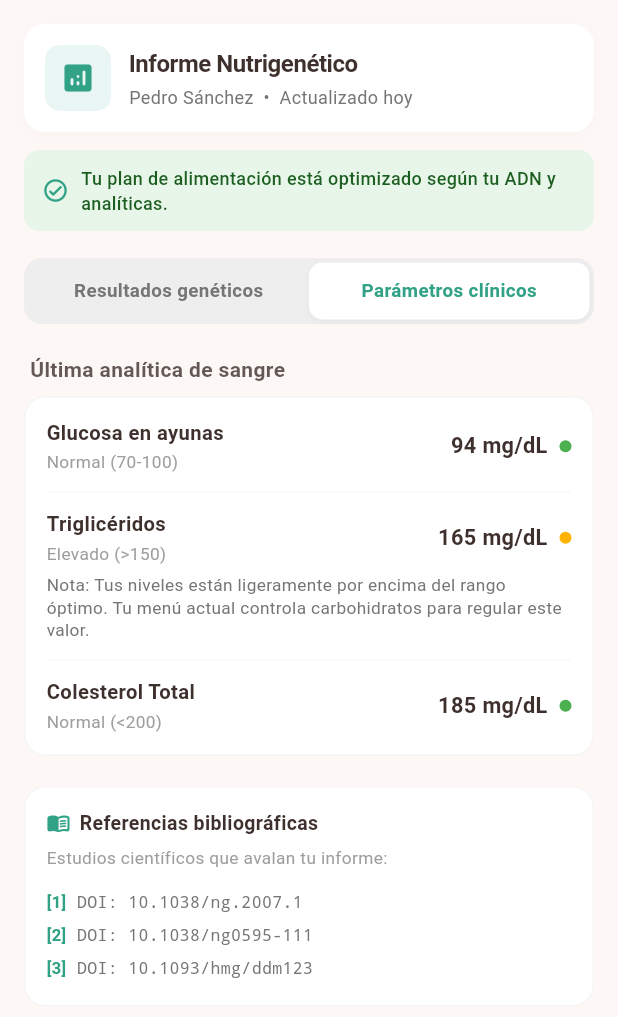
After one commit to FelipeVelandia/HealthUp, a Flutter app: the ReportPage screen opened by its route, after a tap on "Parámetros clínicos", on a phone screen of 412 x 824 dp. The commit adds this screen. Shown: the top 1017 px of the screen. Run offline on Flutter 3.47's test engine with Material 3 defaults, Android fonts, the phone set to English and light mode, and no system bars; our stand-ins replace cloud_firestore, firebase_auth, firebase_core, flutter_svg, font_awesome_flutter, go_router and 1 more; accounts and stored records are empty.

Commit message:
feat: implementar pantalla de informe nutrigenético interactivo para el paciente

```diff
--- a/lib/routes.dart
+++ b/lib/routes.dart
@@ -3,6 +3,7 @@ import "package:go_router/go_router.dart";
 import "package:nutrialg_life/screens/account/account_page.dart";
 import "package:nutrialg_life/screens/exercise_registration/exercise_registration_page.dart";
 import "package:nutrialg_life/screens/diet/details_page.dart";
+import "package:nutrialg_life/screens/reports/report_page.dart";
 import "package:nutrialg_life/screens/screens.dart";
 import "package:nutrialg_life/services/database_service.dart";
 import 'package:nutrialg_life/screens/daily/daily_page.dart';
@@ -93,7 +94,11 @@ GoRouter getRouter(BuildContext context) {
       GoRoute(
         path: '/daily',
         builder: (context, state) => DailyPage(),
-      )
+      ),
+      GoRoute(
+        path: '/report',
+        builder: (context, state) => const ReportPage(),
+      ),
     ],
 
     // Lógica de redirección (Auth Guard)
--- a/lib/screens/home/home_page.dart
+++ b/lib/screens/home/home_page.dart
@@ -32,7 +32,9 @@ class HomePage extends StatelessWidget {
                     ? "Registrar Actividad Física"
                     : currentPath == "/progress"
                         ? "HealthUp"
-                        : "Por defecto"),
+                        : currentPath == "/report"
+                            ? "Mi Informe" // <-- Agregamos el título dinámico para el informe
+                            : "Por defecto"),
         foregroundColor: scheme.primary,
         centerTitle: true,
         actions: [
@@ -88,21 +90,32 @@ class HomePage extends StatelessWidget {
           children: [
             IconButton(
                 onPressed: () => changePath(context, "/progress"),
-                icon: const Icon(
+                icon: Icon(
                   FontAwesomeIcons.house,
                   size: 25,
+                  color: currentPath == "/progress" ? const Color(0xFF32A287) : null, // Opcional: Ilumina si está activo
                 )),
             IconButton(
                 onPressed: () => changePath(context, "/diet"),
-                icon: const Icon(
+                icon: Icon(
                   FontAwesomeIcons.appleWhole,
                   size: 25,
+                  color: currentPath == "/diet" ? const Color(0xFF32A287) : null,
                 )),
             IconButton(
                 onPressed: () => changePath(context, "/genomics"),
-                icon: const Icon(
+                icon: Icon(
                   FontAwesomeIcons.dna,
                   size: 25,
+                  color: currentPath == "/genomics" ? const Color(0xFF32A287) : null,
+                )),
+            // --- NUEVO BOTÓN: INFORME NUTRIGENÉTICO ---
+            IconButton(
+                onPressed: () => changePath(context, "/report"),
+                icon: Icon(
+                  FontAwesomeIcons.fileLines, // Icono de informe/documento amigable
+                  size: 25,
+                  color: currentPath == "/report" ? const Color(0xFF32A287) : null,
                 )),
           ],
         ),
--- /dev/null
+++ b/lib/screens/reports/report_page.dart
@@ -0,0 +1,380 @@
+import 'package:flutter/material.dart';
+
+class ReportPage extends StatefulWidget {
+  const ReportPage({super.key});
+
+  @override
+  State<ReportPage> createState() => _ReportPageState();
+}
+
+class _ReportPageState extends State<ReportPage> {
+  bool _mostrarResultadosGenetics = true;
+
+  // Lista estática de los genes reales basados en tu captura con su traducción amigable
+  final List<Map<String, String>> _genesData = [
+    {
+      "nombre": "HLA-DQ (2.5/8)",
+      "tecnico": "Presentación de péptidos del gluten al sistema inmune.",
+      "paciente": "Este marcador evalúa cómo reacciona tu sistema inmune ante el gluten. No significa que seas celíaco, pero nos ayuda a saber si procesas mejor los granos antiguos o si es preferible reducir el trigo en tu menú diario.",
+    },
+    {
+      "nombre": "MC4R (rs17782313)",
+      "tecnico": "Receptor de melanocortina 4, regulación del hambre.",
+      "paciente": "Es conocido como el 'gen del apetito'. Influye en la velocidad con la que tu cerebro recibe la señal de saciedad. Tu plan incluye alimentos con alta densidad de fibra para ayudarte a sentirte lleno por más tiempo de forma natural.",
+    },
+    {
+      "nombre": "MCM6 (-13910C*T)",
+      "tecnico": "Regula la expresión de la lactasa (LCT) en el intestino adulto.",
+      "paciente": "Este gen determina la capacidad de tu cuerpo para seguir produciendo lactasa en la edad adulta. Nos dice qué tan tolerante eres a los lácteos tradicionales para decidir si priorizamos opciones deslactosadas o vegetales.",
+    },
+    {
+      "nombre": "MTHFR (C677T)",
+      "tecnico": "Convierte 5,10-metilentetrahidrofolato en 5-metiltetrahidrofolato.",
+      "paciente": "Se encarga de cómo tu cuerpo procesa el ácido fólico (Vitamina B9) y limpia toxinas. Una variante aquí significa que te beneficias enormemente de hojas verdes oscuras (espinacas, brócoli) para mantener tu energía al máximo.",
+    },
+    {
+      "nombre": "TCF7L2 (rs7903146)",
+      "tecnico": "Factor de transcripción de la vía Wnt, regulación de insulina.",
+      "paciente": "Este marcador se vincula directamente con la sensibilidad a la glucosa y la eficacia de la insulina. Por esta razón, tu nutricionista controla los picos de azúcar en tus comidas, distribuyendo los carbohidratos de forma inteligente.",
+    },
+    {
+      "nombre": "VDR (FokI)",
+      "tecnico": "Receptor de vitamina D, media los efectos celulares.",
+      "paciente": "Controla qué tan eficiente es tu cuerpo absorbiendo la Vitamina D a nivel celular, un pilar para tus huesos y defensas. Tu plan busca optimizar esto mediante grasas saludables, exposición solar controlada o alimentos específicos.",
+    },
+  ];
+
+  // Función para mostrar la explicación al paciente de forma moderna desde abajo
+  void _mostrarExplicacionGen(BuildContext context, Map<String, String> gen) {
+    showModalBottomSheet(
+      context: context,
+      backgroundColor: Colors.white,
+      shape: const RoundedRectangleBorder(
+        borderRadius: BorderRadius.vertical(top: Radius.circular(20)),
+      ),
+      builder: (context) {
+        return Padding(
+          padding: const EdgeInsets.all(24.0),
+          child: Column(
+            mainAxisSize: MainAxisSize.min,
+            crossAxisAlignment: CrossAxisAlignment.start,
+            children: [
+              // Línea estética superior del BottomSheet
+              Center(
+                child: Container(
+                  width: 40,
+                  height: 4,
+                  decoration: BoxDecoration(color: Colors.grey.shade300, borderRadius: BorderRadius.circular(2)),
+                ),
+              ),
+              const SizedBox(height: 18),
+              Row(
+                children: [
+                  const Icon(Icons.dns_rounded, color: Color(0xFF32A287), size: 24),
+                  const SizedBox(width: 8),
+                  Text(
+                    gen["nombre"]!,
+                    style: const TextStyle(fontSize: 18, fontWeight: FontWeight.bold, color: Color(0xFF3E302D)),
+                  ),
+                ],
+              ),
+              const SizedBox(height: 12),
+              Text(
+                "Descripción técnica (Médico):",
+                style: TextStyle(fontSize: 12, fontWeight: FontWeight.bold, color: Colors.grey.shade500, letterSpacing: 0.5),
+              ),
+              const SizedBox(height: 4),
+              Text(
+                gen["tecnico"]!,
+                style: TextStyle(fontSize: 13, color: Colors.grey.shade700, fontStyle: FontStyle.italic),
+              ),
+              const SizedBox(height: 16),
+              const Divider(height: 1),
+              const SizedBox(height: 16),
+              Text(
+                "¿Qué significa para ti?",
+                style: const TextStyle(fontSize: 14, fontWeight: FontWeight.bold, color: Color(0xFF32A287)),
+              ),
+              const SizedBox(height: 6),
+              Text(
+                gen["paciente"]!,
+                style: const TextStyle(fontSize: 13.5, color: Color(0xFF3E302D), height: 1.45),
+              ),
+              const SizedBox(height: 24),
+            ],
+          ),
+        );
+      },
+    );
+  }
+
+  @override
+  Widget build(BuildContext context) {
+    const Color txtColorPrincipal = Color(0xFF3E302D);
+    const Color greenPrimary = Color(0xFF32A287);
+    const Color bgCrema = Color(0xFFFDF8F5);
+
+    return Scaffold(
+      backgroundColor: bgCrema,
+      body: SafeArea(
+        child: SingleChildScrollView(
+          padding: const EdgeInsets.symmetric(horizontal: 16.0, vertical: 16.0),
+          child: Column(
+            crossAxisAlignment: CrossAxisAlignment.start,
+            children: [
+              // 1. ENCABEZADO
+              Container(
+                padding: const EdgeInsets.all(14),
+                decoration: BoxDecoration(
+                  color: Colors.white,
+                  borderRadius: BorderRadius.circular(14),
+                  boxShadow: [BoxShadow(color: Colors.black.withOpacity(0.015), blurRadius: 8, offset: const Offset(0, 2))],
+                ),
+                child: Row(
+                  children: [
+                    Container(
+                      padding: const EdgeInsets.all(10),
+                      decoration: BoxDecoration(color: greenPrimary.withOpacity(0.1), borderRadius: BorderRadius.circular(10)),
+                      child: const Icon(Icons.analytics_rounded, color: greenPrimary, size: 24),
+                    ),
+                    const SizedBox(width: 12),
+                    Expanded(
+                      child: Column(
+                        crossAxisAlignment: CrossAxisAlignment.start,
+                        children: [
+                          const Text("Informe Nutrigenético", style: TextStyle(fontSize: 16, fontWeight: FontWeight.bold, color: txtColorPrincipal, letterSpacing: -0.3)),
+                          const SizedBox(height: 2),
+                          Text("Pedro Sánchez  •  Actualizado hoy", style: TextStyle(color: Colors.grey.shade600, fontSize: 12)),
+                        ],
+                      ),
+                    ),
+                  ],
+                ),
+              ),
+              const SizedBox(height: 12),
+
+              // 2. BANNER DE RECOMENDACIÓN
+              Container(
+                padding: const EdgeInsets.symmetric(horizontal: 12, vertical: 10),
+                decoration: BoxDecoration(color: const Color(0xFFE8F5E9), borderRadius: BorderRadius.circular(10)),
+                child: Row(
+                  children: [
+                    const Icon(Icons.check_circle_outline_rounded, color: greenPrimary, size: 18),
+                    const SizedBox(width: 8),
+                    Expanded(
+                      child: Text("Tu plan de alimentación está optimizado según tu ADN y analíticas.", style: TextStyle(color: Colors.green.shade900, fontSize: 12, fontWeight: FontWeight.w500)),
+                    ),
+                  ],
+                ),
+              ),
+              const SizedBox(height: 18),
+
+              // 3. SELECTOR DE PESTAÑAS
+              Container(
+                padding: const EdgeInsets.all(3),
+                decoration: BoxDecoration(color: Colors.grey.shade200, borderRadius: BorderRadius.circular(12)),
+                child: Row(
+                  children: [
+                    _buildTabButton("Resultados genéticos", _mostrarResultadosGenetics, greenPrimary, () => setState(() => _mostrarResultadosGenetics = true)),
+                    _buildTabButton("Parámetros clínicos", !_mostrarResultadosGenetics, greenPrimary, () => setState(() => _mostrarResultadosGenetics = false)),
+                  ],
+                ),
+              ),
+              const SizedBox(height: 20),
+
+              // 4. CONTENIDO DINÁMICO
+              _mostrarResultadosGenetics
+                  ? _buildResultadosGeneticosMobile(txtColorPrincipal, greenPrimary)
+                  : _buildParametrosClinicosMaqueta(txtColorPrincipal),
+
+              const SizedBox(height: 20),
+
+              // 5. REFERENCIAS
+              _buildReferenciasMobile(txtColorPrincipal, greenPrimary),
+            ],
+          ),
+        ),
+      ),
+    );
+  }
+
+  Widget _buildTabButton(String text, bool activo, Color brandColor, VoidCallback onTap) {
+    return Expanded(
+      child: GestureDetector(
+        onTap: onTap,
+        child: Container(
+          padding: const EdgeInsets.symmetric(vertical: 10),
+          decoration: BoxDecoration(
+            color: activo ? Colors.white : Colors.transparent,
+            borderRadius: BorderRadius.circular(9),
+            boxShadow: activo ? [BoxShadow(color: Colors.black.withOpacity(0.04), blurRadius: 3, offset: const Offset(0, 1))] : [],
+          ),
+          child: Text(
+            text,
+            textAlign: TextAlign.center,
+            style: TextStyle(fontWeight: FontWeight.bold, fontSize: 12.5, color: activo ? brandColor : Colors.grey.shade600),
+          ),
+        ),
+      ),
+    );
+  }
+
+  // --- VISTA 1: GENÉTICA CON INTEGRACIÓN REAL E INTERACTIVA ---
+  Widget _buildResultadosGeneticosMobile(Color txtColor, Color brandColor) {
+    return Column(
+      crossAxisAlignment: CrossAxisAlignment.start,
+      children: [
+        Padding(
+          padding: const EdgeInsets.only(left: 4, bottom: 8),
+          child: Row(
+            mainAxisAlignment: MainAxisAlignment.spaceBetween,
+            children: [
+              Text("Marcadores Analizados", style: TextStyle(fontSize: 14, fontWeight: FontWeight.bold, color: txtColor.withOpacity(0.8))),
+              Text("Toca para entenderlos", style: TextStyle(fontSize: 11, color: brandColor, fontWeight: FontWeight.w500)),
+            ],
+          ),
+        ),
+        Container(
+          decoration: BoxDecoration(
+            color: Colors.white,
+            borderRadius: BorderRadius.circular(14),
+            border: Border.all(color: Colors.grey.shade100),
+          ),
+          child: ListView.separated(
+            shrinkWrap: true,
+            physics: const NeverScrollableScrollPhysics(),
+            itemCount: _genesData.length,
+            separatorBuilder: (context, index) => Divider(height: 1, color: Colors.grey.shade100),
+            itemBuilder: (context, index) {
+              final gen = _genesData[index];
+              return InkWell(
+                onTap: () => _mostrarExplicacionGen(context, gen),
+                borderRadius: BorderRadius.circular(14),
+                child: Padding(
+                  padding: const EdgeInsets.symmetric(horizontal: 14, vertical: 12),
+                  child: Row(
+                    children: [
+                      // Icono genético sutil del lado izquierdo idéntico al estilo de tu captura
+                      const Icon(Icons.import_export_rounded, color: Color(0xFF32A287), size: 20),
+                      const SizedBox(width: 12),
+                      Expanded(
+                        child: Column(
+                          crossAxisAlignment: CrossAxisAlignment.start,
+                          children: [
+                            Text(
+                              gen["nombre"]!,
+                              style: TextStyle(fontSize: 13.5, fontWeight: FontWeight.bold, color: txtColor),
+                            ),
+                            const SizedBox(height: 2),
+                            Text(
+                              gen["tecnico"]!,
+                              style: TextStyle(fontSize: 11.5, color: Colors.grey.shade600),
+                              maxLines: 1,
+                              overflow: TextOverflow.ellipsis, // Si es muy largo se corta sutilmente
+                            ),
+                          ],
+                        ),
+                      ),
+                      Icon(Icons.info_outline_rounded, color: Colors.grey.shade400, size: 18),
+                    ],
+                  ),
+                ),
+              );
+            },
+          ),
+        ),
+      ],
+    );
+  }
+
+  // --- VISTA 2: MAQUETA CLÍNICA ESTÁTICA ---
+  Widget _buildParametrosClinicosMaqueta(Color txtColor) {
+    return Column(
+      crossAxisAlignment: CrossAxisAlignment.start,
+      children: [
+        Padding(
+          padding: const EdgeInsets.only(left: 4, bottom: 8),
+          child: Text("Última analítica de sangre", style: TextStyle(fontSize: 14, fontWeight: FontWeight.bold, color: txtColor.withOpacity(0.8))),
+        ),
+        Container(
+          padding: const EdgeInsets.all(14),
+          decoration: BoxDecoration(color: Colors.white, borderRadius: BorderRadius.circular(14), border: Border.all(color: Colors.grey.shade100)),
+          child: Column(
+            crossAxisAlignment: CrossAxisAlignment.start,
+            children: [
+              _buildClinicoItem("Glucosa en ayunas", "94 mg/dL", "Normal (70-100)", Colors.green),
+              const Divider(height: 24, color: Color(0xFFFDF8F5)),
+              _buildClinicoItem("Triglicéridos", "165 mg/dL", "Elevado (>150)", const Color(0xFFFFB300)),
+              const SizedBox(height: 6),
+              Text("Nota: Tus niveles están ligeramente por encima del rango óptimo. Tu menú actual controla carbohidratos para regular este valor.", style: TextStyle(fontSize: 11.5, color: Colors.grey.shade600, height: 1.3)),
+              const Divider(height: 24, color: Color(0xFFFDF8F5)),
+              _buildClinicoItem("Colesterol Total", "185 mg/dL", "Normal (<200)", Colors.green),
+            ],
+          ),
+        ),
+      ],
+    );
+  }
+
+  Widget _buildClinicoItem(String titulo, String valor, String rango, Color estadoColor) {
+    return Row(
+      mainAxisAlignment: MainAxisAlignment.spaceBetween,
+      children: [
+        Column(
+          crossAxisAlignment: CrossAxisAlignment.start,
+          children: [
+            Text(titulo, style: const TextStyle(fontSize: 13.5, fontWeight: FontWeight.bold, color: Color(0xFF3E302D))),
+            const SizedBox(height: 2),
+            Text(rango, style: TextStyle(fontSize: 11.5, color: Colors.grey.shade500)),
+          ],
+        ),
+        Row(
+          children: [
+            Text(valor, style: const TextStyle(fontSize: 14.5, fontWeight: FontWeight.bold, color: Color(0xFF3E302D))),
+            const SizedBox(width: 8),
+            Container(width: 8, height: 8, decoration: BoxDecoration(color: estadoColor, shape: BoxShape.circle)),
+          ],
+        )
+      ],
+    );
+  }
+
+  // --- VISTA 3: REFERENCIAS ---
+  Widget _buildReferenciasMobile(Color txtColor, Color brandColor) {
+    return Container(
+      padding: const EdgeInsets.all(14),
+      decoration: BoxDecoration(color: Colors.white, borderRadius: BorderRadius.circular(14), border: Border.all(color: Colors.grey.shade100)),
+      child: Column(
+        crossAxisAlignment: CrossAxisAlignment.start,
+        children: [
+          Row(
+            children: [
+              Icon(Icons.menu_book_rounded, color: brandColor, size: 16),
+              const SizedBox(width: 6),
+              Text("Referencias bibliográficas", style: TextStyle(fontWeight: FontWeight.bold, color: txtColor, fontSize: 13)),
+            ],
+          ),
+          const SizedBox(height: 6),
+          Text("Estudios científicos que avalan tu informe:", style: TextStyle(color: Colors.grey.shade500, fontSize: 11.5)),
+          const SizedBox(height: 10),
+          _referenciaItemMobile("[1]", "DOI: 10.1038/ng.2007.1", brandColor),
+          _referenciaItemMobile("[2]", "DOI: 10.1038/ng0595-111", brandColor),
+          _referenciaItemMobile("[3]", "DOI: 10.1093/hmg/ddm123", brandColor),
+        ],
+      ),
+    );
+  }
+
+  Widget _referenciaItemMobile(String index, String doi, Color brandColor) {
+    return Padding(
+      padding: const EdgeInsets.symmetric(vertical: 3.0),
+      child: Row(
+        children: [
+          Text("$index ", style: TextStyle(fontWeight: FontWeight.bold, fontSize: 11, color: brandColor)),
+          const SizedBox(width: 4),
+          Expanded(child: Text(doi, style: TextStyle(color: Colors.grey.shade600, fontSize: 11, fontFamily: 'monospace'))),
+        ],
+      ),
+    );
+  }
+}
```
